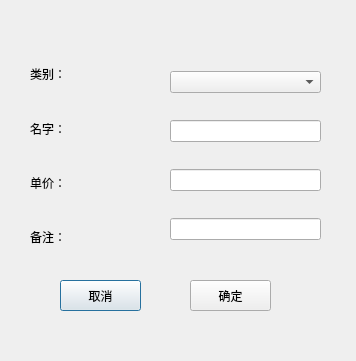
Qt form Restaurant/adddish.ui (PG98/2017SepQt) before a commit.
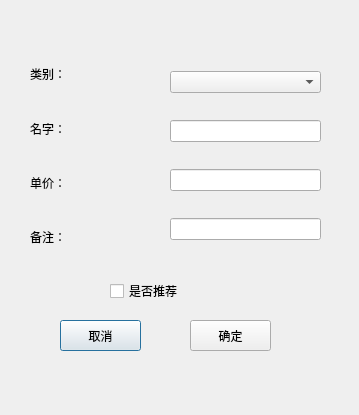
The same form after that commit.

The edit to the form file:
```diff
--- a/Restaurant/adddish.ui
+++ b/Restaurant/adddish.ui
@@ -6,8 +6,8 @@
    <rect>
     <x>0</x>
     <y>0</y>
-    <width>356</width>
-    <height>361</height>
+    <width>359</width>
+    <height>415</height>
    </rect>
   </property>
   <property name="windowTitle">
@@ -17,7 +17,7 @@
    <property name="geometry">
     <rect>
      <x>60</x>
-     <y>280</y>
+     <y>320</y>
      <width>81</width>
      <height>31</height>
     </rect>
@@ -30,7 +30,7 @@
    <property name="geometry">
     <rect>
      <x>190</x>
-     <y>280</y>
+     <y>320</y>
      <width>81</width>
      <height>31</height>
     </rect>
@@ -39,7 +39,7 @@
     <string>确定</string>
    </property>
   </widget>
-  <widget class="QWidget" name="">
+  <widget class="QWidget" name="layoutWidget">
    <property name="geometry">
     <rect>
      <x>30</x>
@@ -79,7 +79,7 @@
     </item>
    </layout>
   </widget>
-  <widget class="QWidget" name="">
+  <widget class="QWidget" name="layoutWidget">
    <property name="geometry">
     <rect>
      <x>170</x>
@@ -103,6 +103,19 @@
     </item>
    </layout>
   </widget>
+  <widget class="QCheckBox" name="checkBox">
+   <property name="geometry">
+    <rect>
+     <x>110</x>
+     <y>280</y>
+     <width>86</width>
+     <height>22</height>
+    </rect>
+   </property>
+   <property name="text">
+    <string>是否推荐</string>
+   </property>
+  </widget>
  </widget>
  <resources/>
  <connections/>
```
